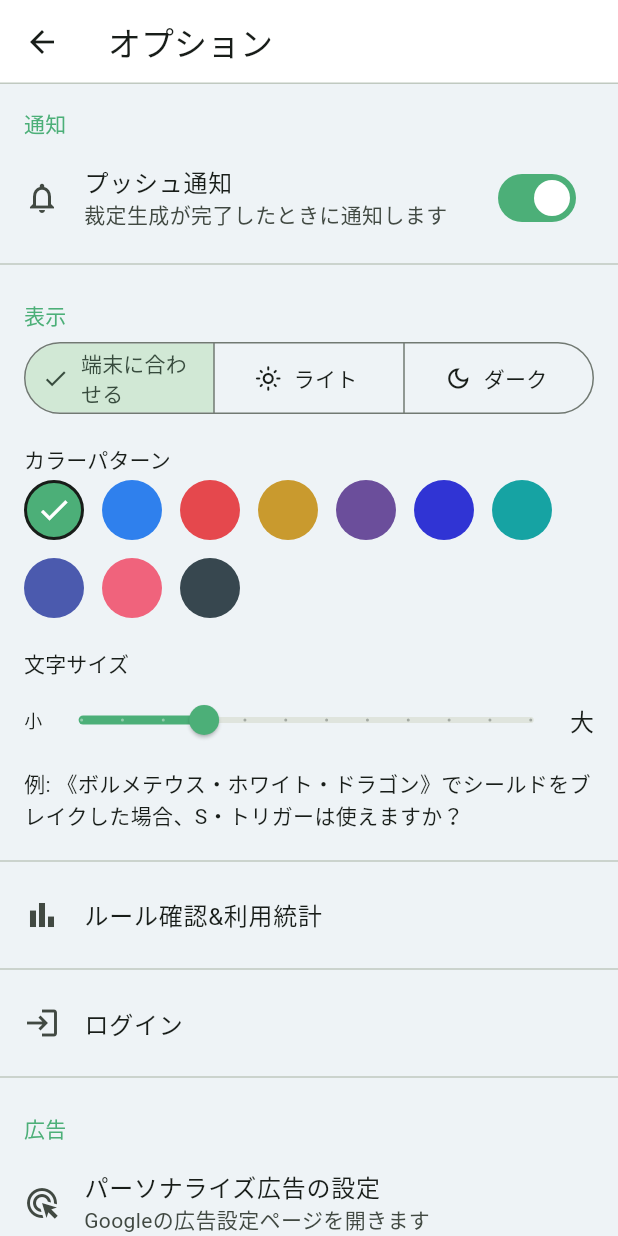
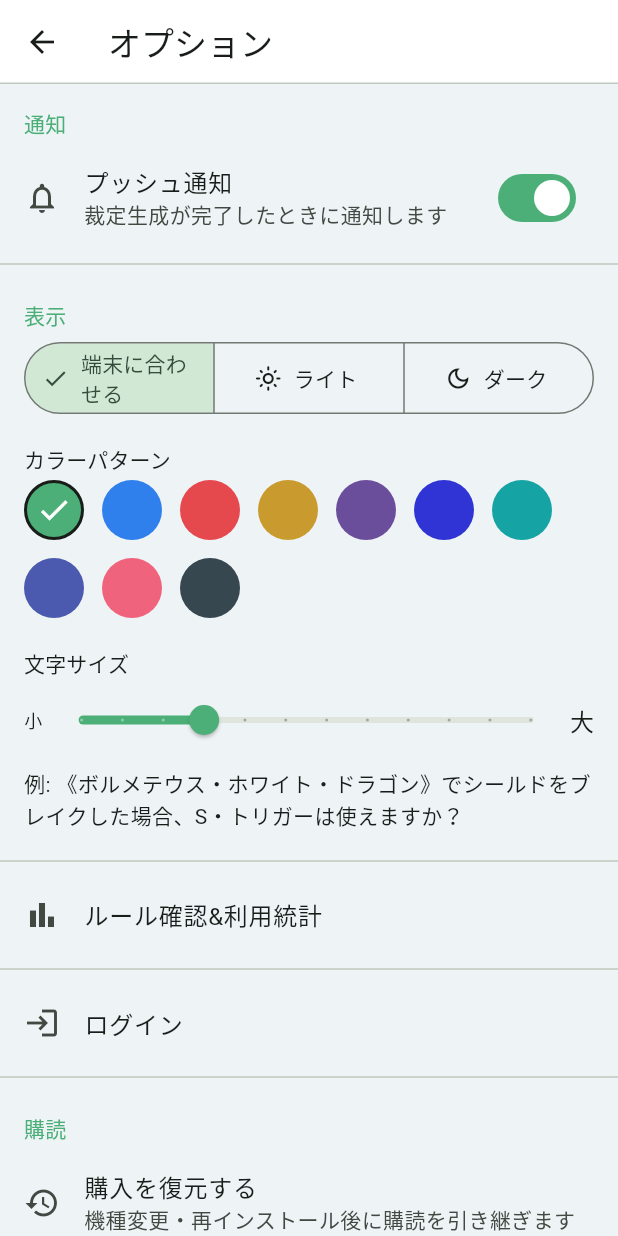
Before and after one commit to redcola1030503-svg/dm-ruling-bot, a Flutter app: the screen it shows after launch, after a tap on the "settings" icon, on a phone screen of 412 x 824 dp. Run offline on Flutter 3.47's test engine with Material 3 defaults, Android fonts, the phone set to English and light mode, and no system bars; our stand-ins replace firebase_core, firebase_messaging, flutter_secure_storage, google_mobile_ads, package_info_plus, share_plus; missing offline and left inert: extended_text_field, purchases_flutter; accounts and stored records are empty; network calls fail; Roboto replaces fonts that are missing (MPLUS1p).

Commit message:
オプション画面に「購入を復元する」を追加
ペイウォールに到達しなくても購読を復元できるようにする。Appleが
求める復元導線の要件を満たすとともに、再インストールでdeviceIdが
変わるAndroidで購読者が無料枠を使い切るまで復元できない問題を回避する。
復元成功時はsyncBillingで即時反映し、結果はSnackBarで通知する。

Co-Authored-By: Claude Sonnet 5 <noreply@anthropic.com>
Claude-Session: https://claude.ai/code/session_01TFgenctin9Eafq9o3C5AQh

```diff
--- a/mobile_app/lib/screens/settings_screen.dart
+++ b/mobile_app/lib/screens/settings_screen.dart
@@ -3,6 +3,8 @@ import 'package:package_info_plus/package_info_plus.dart';
 import 'package:provider/provider.dart';
 
 import '../api/api_client.dart';
+import '../billing/subscription_provider.dart';
+import '../push/device_id.dart';
 import '../state/auth_provider.dart';
 import '../state/ruling_jobs_provider.dart';
 import '../state/settings_provider.dart';
@@ -32,6 +34,40 @@ class SettingsScreen extends StatefulWidget {
 
 class _SettingsScreenState extends State<SettingsScreen> {
   late final Future<PackageInfo> _packageInfo = PackageInfo.fromPlatform();
+  bool _restoring = false;
+
+  /// 購入の復元。ペイウォールに到達しなくても復元できるようにする
+  /// (Appleの要件。またAndroidは再インストールでdeviceIdが変わるため、
+  /// 購読者が無料枠を使い切るまでペイウォールに到達できない問題を回避する)。
+  Future<void> _handleRestorePurchases() async {
+    if (_restoring) return;
+    final subscription = context.read<SubscriptionProvider>();
+    final messenger = ScaffoldMessenger.of(context);
+    setState(() => _restoring = true);
+    String message;
+    try {
+      final restored = await subscription.restorePurchases();
+      if (restored) {
+        try {
+          final deviceId = await DeviceIdProvider().getOrCreate();
+          await widget.apiClient.syncBilling(deviceId);
+        } catch (_) {
+          // 同期に失敗してもRevenueCatのWebhookが後追いで反映するため無視する
+        }
+        message = '購読を復元しました。';
+      } else {
+        message = '復元できる購読が見つかりませんでした。';
+      }
+    } catch (e) {
+      // 未初期化などアプリ側で投げた日本語メッセージはそのまま表示する。
+      message = e is StateError
+          ? e.message
+          : '購入の復元に失敗しました。しばらくしてから再度お試しください。';
+    }
+    if (!mounted) return;
+    setState(() => _restoring = false);
+    messenger.showSnackBar(SnackBar(content: Text(message)));
+  }
 
   @override
   Widget build(BuildContext context) {
@@ -199,6 +235,21 @@ class _SettingsScreenState extends State<SettingsScreen> {
             ),
           ],
           const Divider(),
+          const _SectionHeader('購読'),
+          ListTile(
+            leading: const Icon(Icons.restore),
+            title: const Text('購入を復元する'),
+            subtitle: const Text('機種変更・再インストール後に購読を引き継ぎます'),
+            trailing: _restoring
+                ? const SizedBox(
+                    width: 20,
+                    height: 20,
+                    child: CircularProgressIndicator(strokeWidth: 2),
+                  )
+                : null,
+            onTap: _restoring ? null : _handleRestorePurchases,
+          ),
+          const Divider(),
           const _SectionHeader('広告'),
           ListTile(
             leading: const Icon(Icons.ads_click_outlined),
```
